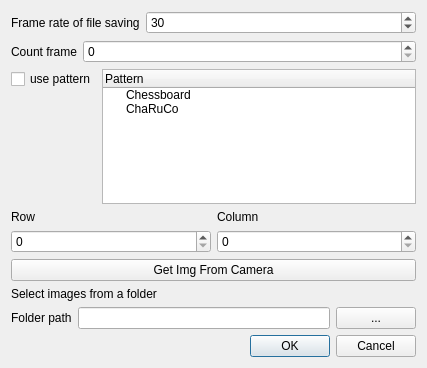
Qt form CameraCalibration/dialogsetimg.ui (VasilevIvanVladimirovich/Camera-calibration-With-OpenCV) before a commit.
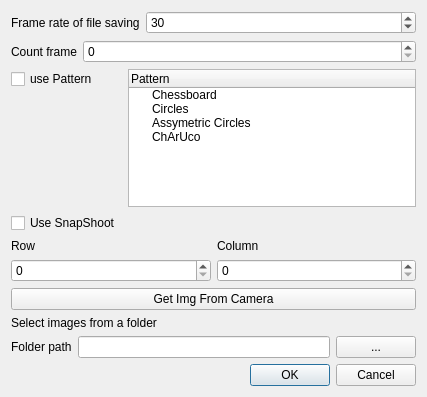
The same form after that commit.

```diff
--- a/CameraCalibration/dialogsetimg.ui
+++ b/CameraCalibration/dialogsetimg.ui
@@ -7,7 +7,7 @@
     <x>0</x>
     <y>0</y>
     <width>427</width>
-    <height>368</height>
+    <height>397</height>
    </rect>
   </property>
   <property name="windowTitle">
@@ -62,7 +62,7 @@
          <item row="0" column="0">
           <widget class="QCheckBox" name="checkBoxUsePattern">
            <property name="text">
-            <string>use pattern</string>
+            <string>use Pattern</string>
            </property>
           </widget>
          </item>
@@ -80,9 +80,26 @@
            </item>
            <item>
             <property name="text">
-             <string>ChaRuCo</string>
+             <string>Circles</string>
             </property>
            </item>
+           <item>
+            <property name="text">
+             <string>Assymetric Circles</string>
+            </property>
+           </item>
+           <item>
+            <property name="text">
+             <string>ChArUco</string>
+            </property>
+           </item>
+          </widget>
+         </item>
+         <item row="1" column="0">
+          <widget class="QCheckBox" name="checkBoxUseSnapShoot">
+           <property name="text">
+            <string>Use SnapShoot</string>
+           </property>
           </widget>
          </item>
         </layout>
```
